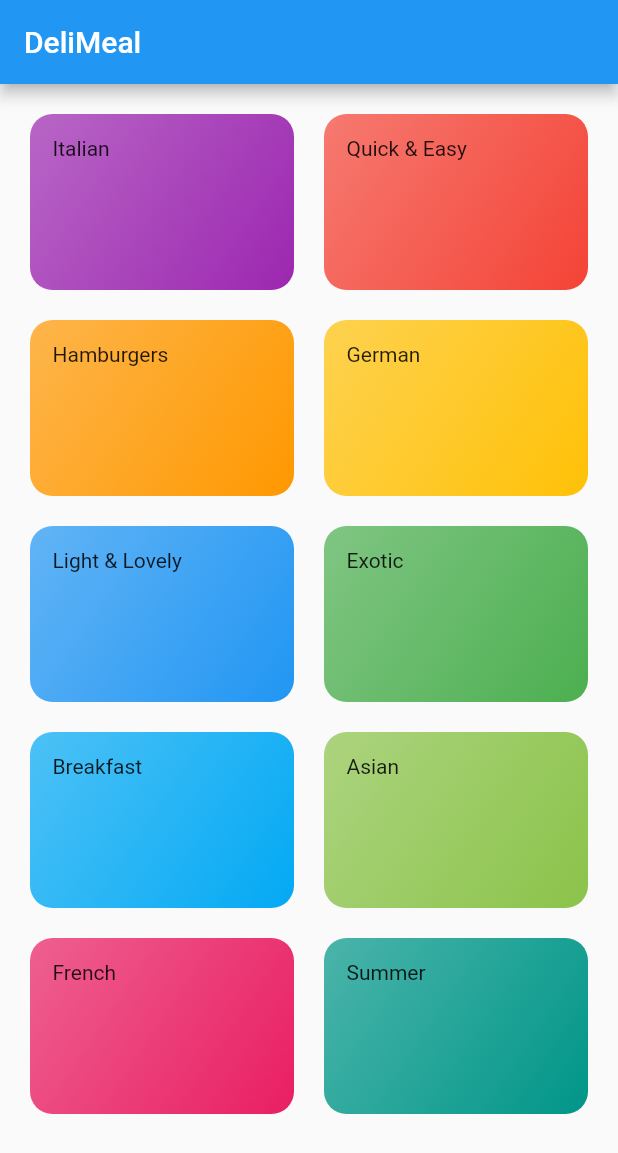
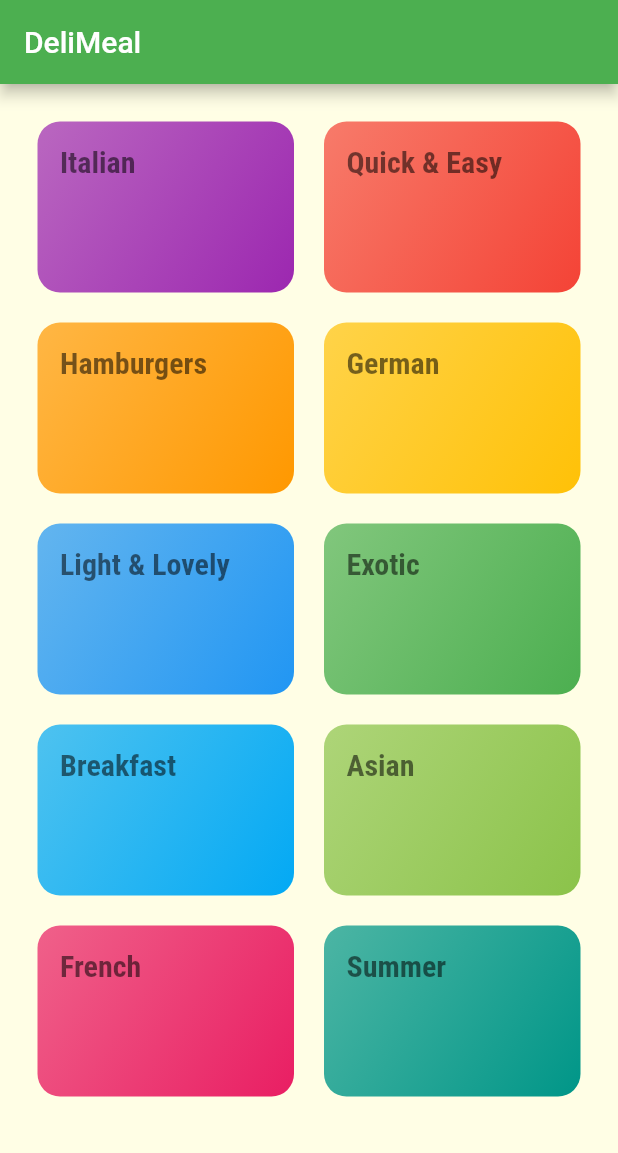
Before and after one commit to Mridul2820/meal-app-flutter, a Flutter app: the screen it shows after launch, on a phone screen of 412 x 824 dp. Shown: the top 1153 px of the screen. Run offline on Flutter 3.47's test engine with Material 2 defaults, Android fonts, the phone set to English and light mode, and no system bars.

Commit message:
custom font added

```diff
--- a/lib/main.dart
+++ b/lib/main.dart
@@ -10,7 +10,23 @@ class MyApp extends StatelessWidget {
       debugShowCheckedModeBanner: false,
       title: 'DeliMeals',
       theme: ThemeData(
-        primarySwatch: Colors.blue,
+        primarySwatch: Colors.green,
+        accentColor: Colors.blue,
+        canvasColor: Color.fromRGBO(255, 254, 229, 1),
+        fontFamily: 'Raleway',
+        textTheme: ThemeData.light().textTheme.copyWith(
+              bodyText1: const TextStyle(
+                color: Color.fromRGBO(20, 51, 51, 1),
+              ),
+              bodyText2: const TextStyle(
+                color: Color.fromRGBO(20, 51, 51, 1),
+              ),
+              headline1: const TextStyle(
+                fontSize: 20,
+                fontFamily: 'RobotoCondensed',
+                fontWeight: FontWeight.bold,
+              ),
+            ),
       ),
       home: CategoriesScreen(),
     );
--- a/lib/screens/categories_screen.dart
+++ b/lib/screens/categories_screen.dart
@@ -11,9 +11,8 @@ class CategoriesScreen extends StatelessWidget {
       appBar: AppBar(
         title: const Text('DeliMeal'),
       ),
-      body: Padding(
-        padding: const EdgeInsets.fromLTRB(20, 20, 20, 5),
-        child: GridView(
+      body: GridView(
+        padding: const EdgeInsets.all(25),
         gridDelegate: const SliverGridDelegateWithMaxCrossAxisExtent(
           maxCrossAxisExtent: 200,
           childAspectRatio: 3 / 2,
@@ -29,7 +28,6 @@ class CategoriesScreen extends StatelessWidget {
             )
             .toList(),
       ),
-      ),
     );
   }
 }
--- a/lib/widgets/category_item.dart
+++ b/lib/widgets/category_item.dart
@@ -10,7 +10,10 @@ class CategoryItem extends StatelessWidget {
   Widget build(BuildContext context) {
     return Container(
       padding: const EdgeInsets.all(15),
-      child: Text(title),
+      child: Text(
+        title,
+        style: Theme.of(context).textTheme.headline1,
+      ),
       decoration: BoxDecoration(
         gradient: LinearGradient(
           colors: [
```
Also changed, not shown: pubspec.yaml (+18 -68 lines), assets/fonts/Raleway-Black.ttf (added), assets/fonts/Raleway-Bold.ttf (added), assets/fonts/Raleway-Regular.ttf (added), assets/fonts/RobotoCondensed-Bold.ttf (added), assets/fonts/RobotoCondensed-Italic.ttf (added), assets/fonts/RobotoCondensed-Light.ttf (added), assets/fonts/RobotoCondensed-Regular.ttf (added). Lines whose indentation alone changed are shown as unchanged.
